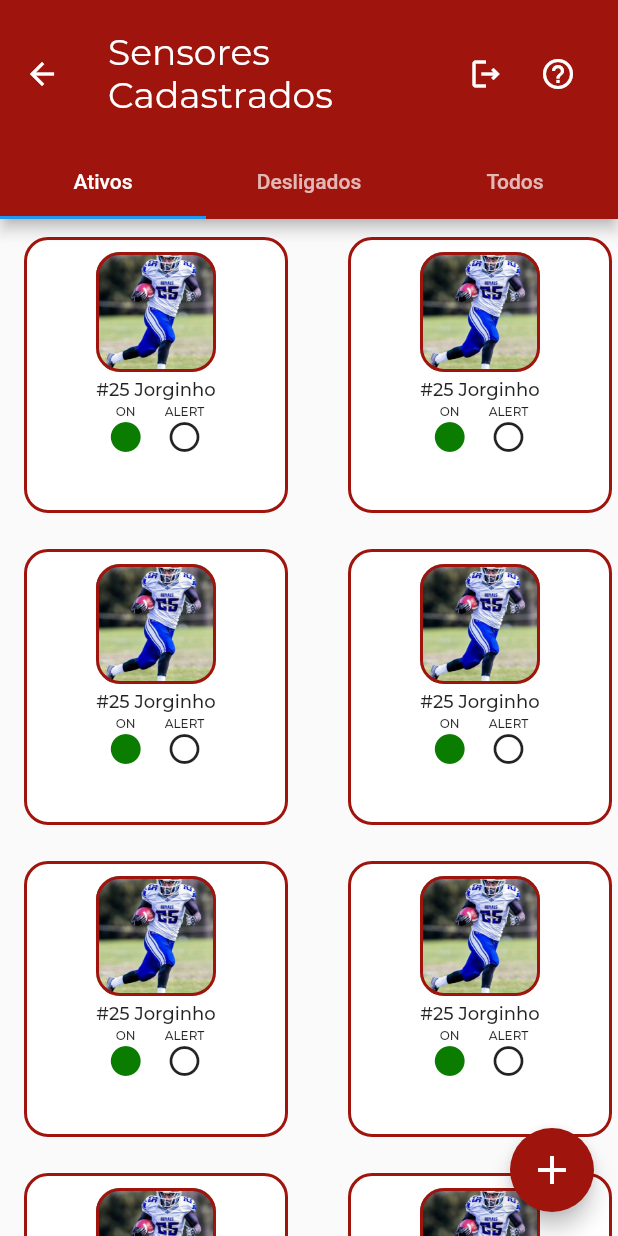
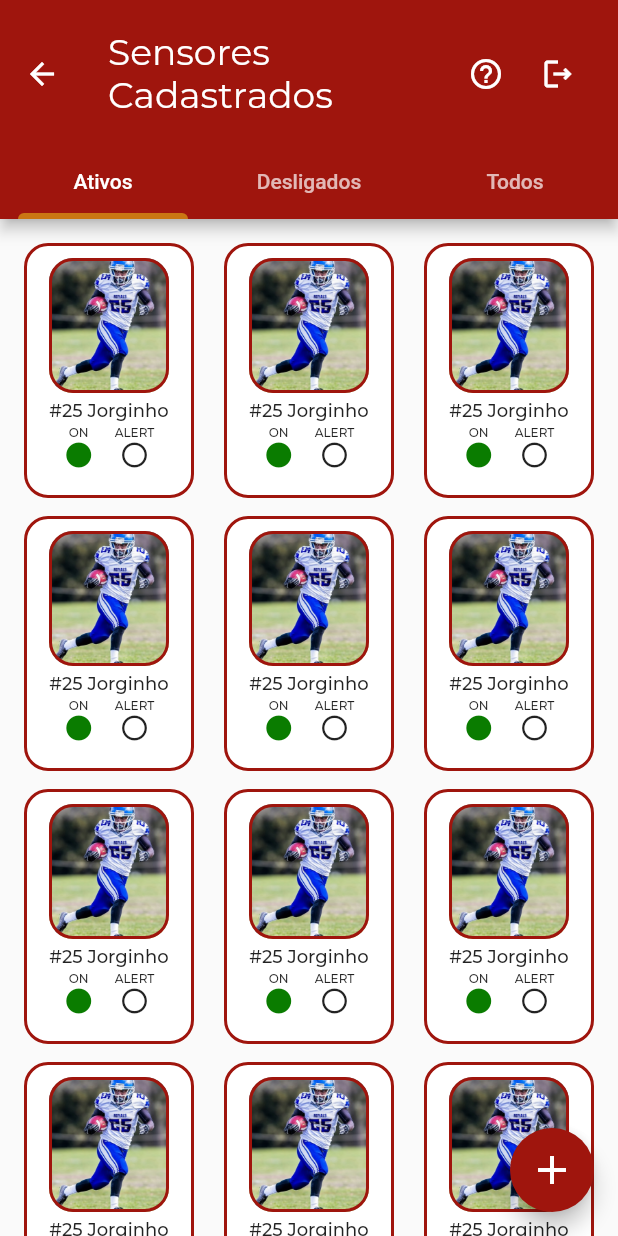
Before and after one commit to MateusFerroAntunesdeOliveira/sixth_sense, a Flutter app: the HomePage screen opened by its route, after a tap on the "logout" icon, after a tap on "Continuar com Apple", on a phone screen of 412 x 824 dp. Run offline on Flutter 3.47's test engine with Material 2 defaults, Android fonts, the phone set to English and light mode, and no system bars; our stand-ins replace animated_splash_screen, font_awesome_flutter; project files that could hold a hidden picture were left out.

Commit message:
MockHome page concluida

```diff
--- a/lib/src/pages/home/home_page.dart
+++ b/lib/src/pages/home/home_page.dart
@@ -1,8 +1,6 @@
 // ignore_for_file: prefer_const_constructors
 
 import 'package:flutter/material.dart';
-
-import '../player/player_page.dart';
 
 class HomePage extends StatefulWidget {
   const HomePage({Key? key}) : super(key: key);
@@ -23,7 +21,7 @@ class _HomePageState extends State<HomePage> with TickerProviderStateMixin {
             fontFamily: 'Montserrat'),
       ),
       onPressed: () {
-        //TODO Enviar email
+        //TODO OnPressed Enviar email
       },
     );
     Widget continueButton = TextButton(
@@ -41,7 +39,6 @@ class _HomePageState extends State<HomePage> with TickerProviderStateMixin {
     );
 
     AlertDialog alert = AlertDialog(
-      //TODO Falta as bordas
       title: Center(
         child: Text(
           "SIXTH SENSE",
@@ -92,19 +89,10 @@ class _HomePageState extends State<HomePage> with TickerProviderStateMixin {
 
   @override
   Widget build(BuildContext context) {
-    Widget _gridView() => GridView.count(
-          //TODO Arrumar GridView
-          crossAxisCount: 2,
-          mainAxisSpacing: 12,
-          crossAxisSpacing: 20,
-          children: List.generate(30, (index) {
-            return Container(
-              height: 150,
-              width: 96,
-              margin: EdgeInsets.only(top: 12, left: 16, right: 4),
+    Widget buildPlayerCard(int index) => Container(
           decoration: BoxDecoration(
             color: Colors.white,
-                border: Border.all(color: Color(0xFF9F150D), width: 2),
+            border: Border.all(color: const Color(0xFF9F150D), width: 2),
             borderRadius: BorderRadius.circular(16),
           ),
           child: Column(
@@ -112,24 +100,24 @@ class _HomePageState extends State<HomePage> with TickerProviderStateMixin {
               //-> Imagem e borda
               Container(
                 width: 80,
-                    height: 80,
-                    margin: EdgeInsets.only(top: 8, left: 8, right: 8, bottom: 4),
+                height: 90,
+                margin: const EdgeInsets.only(top: 8, left: 8, right: 8, bottom: 4),
                 decoration: BoxDecoration(
-                      image: DecorationImage(
+                  image: const DecorationImage(
                     image: AssetImage("assets/images/Player.png"),
                     fit: BoxFit.cover,
                   ),
-                      border: Border.all(color: Color(0xFF9F150D), width: 2),
+                  border: Border.all(color: const Color(0xFF9F150D), width: 2),
                   borderRadius: BorderRadius.circular(16),
                 ),
               ),
               //-> Texto Player
-                  Text(
+              const Text(
                 "#25 Jorginho",
-                    style: TextStyle(
-                        fontSize: 12, fontWeight: FontWeight.w500, fontFamily: 'Montserrat'),
+                style:
+                    TextStyle(fontSize: 12, fontWeight: FontWeight.w500, fontFamily: 'Montserrat'),
               ),
-                  SizedBox(height: 2),
+              const SizedBox(height: 2),
               //-> Botoes ON e ALERT
               Row(
                 mainAxisAlignment: MainAxisAlignment.center,
@@ -144,10 +132,10 @@ class _HomePageState extends State<HomePage> with TickerProviderStateMixin {
                           fontFamily: 'Montserrat',
                         ),
                       ),
-                          Icon(Icons.circle, color: Color(0xFF0A7C00)),
+                      Icon(Icons.circle, color: Color(0xFF0A7C00), size: 20),
                     ],
                   ),
-                      SizedBox(width: 14),
+                  const SizedBox(width: 14),
                   Column(
                     children: const [
                       Text(
@@ -158,7 +146,7 @@ class _HomePageState extends State<HomePage> with TickerProviderStateMixin {
                           fontFamily: 'Montserrat',
                         ),
                       ),
-                          Icon(Icons.circle_outlined),
+                      Icon(Icons.circle_outlined, size: 20),
                     ],
                   ),
                 ],
@@ -166,7 +154,18 @@ class _HomePageState extends State<HomePage> with TickerProviderStateMixin {
             ],
           ),
         );
-          }),
+
+    Widget _gridView() => GridView.builder(
+          itemCount: 50,
+          padding: EdgeInsets.all(16),
+          itemBuilder: (context, index) => buildPlayerCard(index),
+          gridDelegate: SliverGridDelegateWithFixedCrossAxisCount(
+            crossAxisCount: 3,
+            childAspectRatio: 96 / 144,
+            crossAxisSpacing: 20,
+            mainAxisSpacing: 12,
+          ),
+          physics: BouncingScrollPhysics(),
         );
 
     return Scaffold(
@@ -174,6 +173,9 @@ class _HomePageState extends State<HomePage> with TickerProviderStateMixin {
         backgroundColor: const Color(0xFF9F150D),
         toolbarHeight: 98,
         bottom: TabBar(
+          indicatorColor: Color(0xFFCA7613),
+          indicatorPadding: EdgeInsets.symmetric(horizontal: 12),
+          indicator: IndicatorCustomTab(),
           controller: controller,
           tabs: const [
             Tab(text: "Ativos"),
@@ -191,14 +193,14 @@ class _HomePageState extends State<HomePage> with TickerProviderStateMixin {
         ),
         actions: [
           IconButton(
+            icon: const Icon(Icons.help_outline_outlined),
+            color: Colors.white,
+            onPressed: () => showAlertDialog(context),
+          ),
+          IconButton(
             icon: const Icon(Icons.logout_outlined),
             color: Colors.white,
             onPressed: () => Navigator.of(context).pushReplacementNamed('/LoginPage'),
-          ),
-          IconButton(
-            icon: const Icon(Icons.help_outline_outlined),
-            color: Colors.white,
-            onPressed: () => showAlertDialog(context),
           ),
           SizedBox(width: 16),
         ],
@@ -215,3 +217,29 @@ class _HomePageState extends State<HomePage> with TickerProviderStateMixin {
     );
   }
 }
+
+class IndicatorCustomTab extends Decoration {
+  @override
+  BoxPainter createBoxPainter([VoidCallback? onChanged]) {
+    return CustomIndicator();
+  }
+}
+
+class CustomIndicator extends BoxPainter {
+  @override
+  void paint(Canvas canvas, Offset offset, ImageConfiguration configuration) {
+    final size = configuration.size!;
+    final x = size.width;
+    final y = size.height;
+    final paint = Paint().. color = Color(0xFFCA7613);
+
+    Path path = Path()
+    ..moveTo(offset.dx, y)
+    ..relativeArcToPoint(const Offset(4, -4), radius: const Radius.circular(4))
+    ..relativeLineTo(x - 8, 0)
+    ..relativeArcToPoint(const Offset(4, 4), radius: const Radius.circular(4))
+    ..close();
+
+    canvas.drawPath(path, paint);
+  }
+}
--- a/lib/src/pages/login/login_page.dart
+++ b/lib/src/pages/login/login_page.dart
@@ -19,7 +19,7 @@ class LoginPage extends StatelessWidget {
         ),
       ),
       onPressed: () {
-        //TODO Enviar email
+        //TODO OnPressed Enviar email
       },
     );
 
--- a/lib/src/pages/player/edit_page.dart
+++ b/lib/src/pages/player/edit_page.dart
@@ -8,7 +8,7 @@ class EditPlayer extends StatelessWidget {
   Widget _inputText({required String hintText, Function(String?)? onSaved}) {
     return TextFormField(
       onSaved: onSaved,
-      //TODO validator: ,
+      //TODO Fazer o validator: ,
       decoration: SixthSenseStyles.inputDecoration(hintText),
     );
   }
@@ -55,7 +55,7 @@ class EditPlayer extends StatelessWidget {
                           image: AssetImage("assets/images/Player.png"),
                           fit: BoxFit.cover,
                         ),
-                        border: Border.all(color: Color(0xFF9F150D), width: 2),
+                        border: Border.all(color: const Color(0xFF9F150D), width: 2),
                         borderRadius: BorderRadius.circular(16),
                       ),
                     ),
@@ -111,17 +111,17 @@ class EditPlayer extends StatelessWidget {
                       hintText: "Código do sensor",
                     ),
                   ),
-                  SizedBox(width: 12),
+                  const SizedBox(width: 12),
                   ElevatedButton(
                     style: BasicButtonStyle(
                       elevation: 0,
                       backgroundColor: Colors.transparent,
                       shape: RoundedRectangleBorder(
                         borderRadius: BorderRadius.circular(4),
-                        side: BorderSide(color: Color(0xFFBDBDBD)),
+                        side: const BorderSide(color: Color(0xFFBDBDBD)),
                       ),
                     ),
-                    child: Text(
+                    child: const Text(
                       "CONECTAR",
                       style: TextStyle(
                         color: Color(0xFFBDBDBD),
@@ -165,12 +165,12 @@ class EditPlayer extends StatelessWidget {
                     child: ElevatedButton(
                       style: BasicButtonStyle(
                         elevation: 0,
-                        backgroundColor: Color(0xFF0A7C00),
+                        backgroundColor: const Color(0xFF0A7C00),
                         shape: RoundedRectangleBorder(
                           borderRadius: BorderRadius.circular(4),
                         ),
                       ),
-                      child: Text(
+                      child: const Text(
                         "SALVAR",
                         style: TextStyle(
                           color: Colors.white,
--- a/lib/src/pages/splash/splash_page.dart
+++ b/lib/src/pages/splash/splash_page.dart
@@ -1,7 +1,8 @@
-import 'package:animated_splash_screen/animated_splash_screen.dart';
 import 'package:flutter/material.dart';
 
-import '../home/home_page.dart';
+import 'package:animated_splash_screen/animated_splash_screen.dart';
+
+import '../login/login_page.dart';
 
 class SplashScreen extends StatelessWidget {
   const SplashScreen({Key? key}) : super(key: key);
@@ -15,7 +16,7 @@ class SplashScreen extends StatelessWidget {
           splash: Image.asset("assets/images/Logo.png"),
           duration: 2000,
           splashTransition: SplashTransition.fadeTransition,
-          nextScreen: const HomePage()),
+          nextScreen: const LoginPage()),
     );
   }
 }
```
Lines whose indentation alone changed are shown as unchanged.
